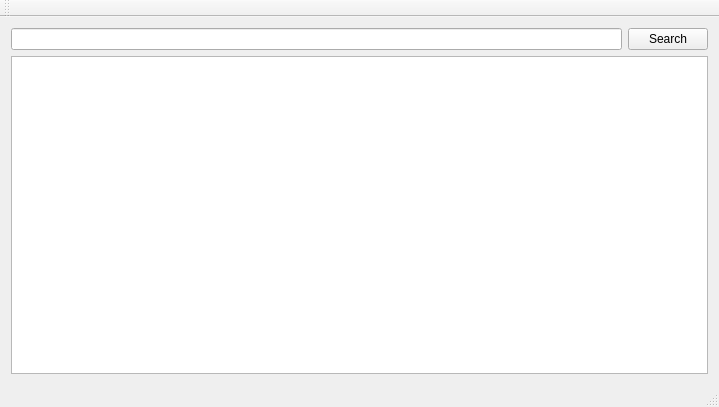
Above: mainwindow.ui from rgsilva/furryshark before the change. Below: the same form after it.
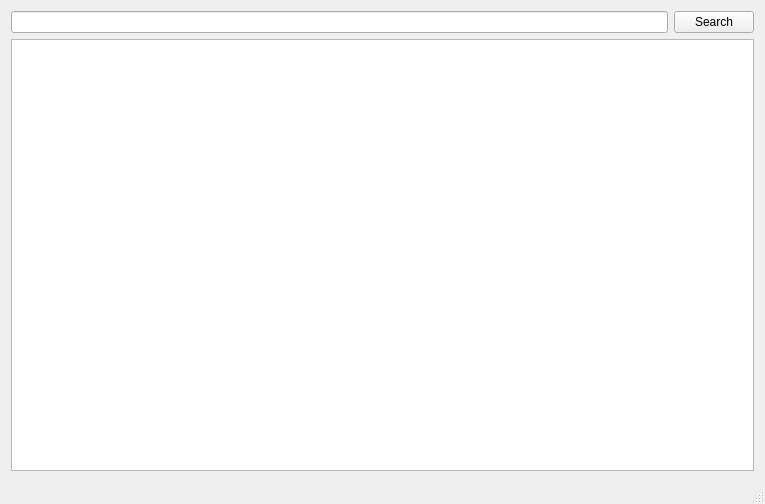
That is the form after the change.

```diff
--- a/mainwindow.ui
+++ b/mainwindow.ui
@@ -6,8 +6,8 @@
    <rect>
     <x>0</x>
     <y>0</y>
-    <width>719</width>
-    <height>407</height>
+    <width>765</width>
+    <height>504</height>
    </rect>
   </property>
   <property name="windowTitle">
@@ -48,34 +48,10 @@
       <attribute name="horizontalHeaderHighlightSections">
        <bool>false</bool>
       </attribute>
-      <attribute name="verticalHeaderVisible">
-       <bool>false</bool>
-      </attribute>
-      <attribute name="verticalHeaderHighlightSections">
-       <bool>false</bool>
-      </attribute>
      </widget>
     </item>
    </layout>
   </widget>
-  <widget class="QMenuBar" name="menuBar">
-   <property name="geometry">
-    <rect>
-     <x>0</x>
-     <y>0</y>
-     <width>719</width>
-     <height>24</height>
-    </rect>
-   </property>
-  </widget>
-  <widget class="QToolBar" name="mainToolBar">
-   <attribute name="toolBarArea">
-    <enum>TopToolBarArea</enum>
-   </attribute>
-   <attribute name="toolBarBreak">
-    <bool>false</bool>
-   </attribute>
-  </widget>
   <widget class="QStatusBar" name="statusBar"/>
  </widget>
  <layoutdefault spacing="6" margin="11"/>
```
Left out of the diff: 35 changed lines with no effect on the pictures.
